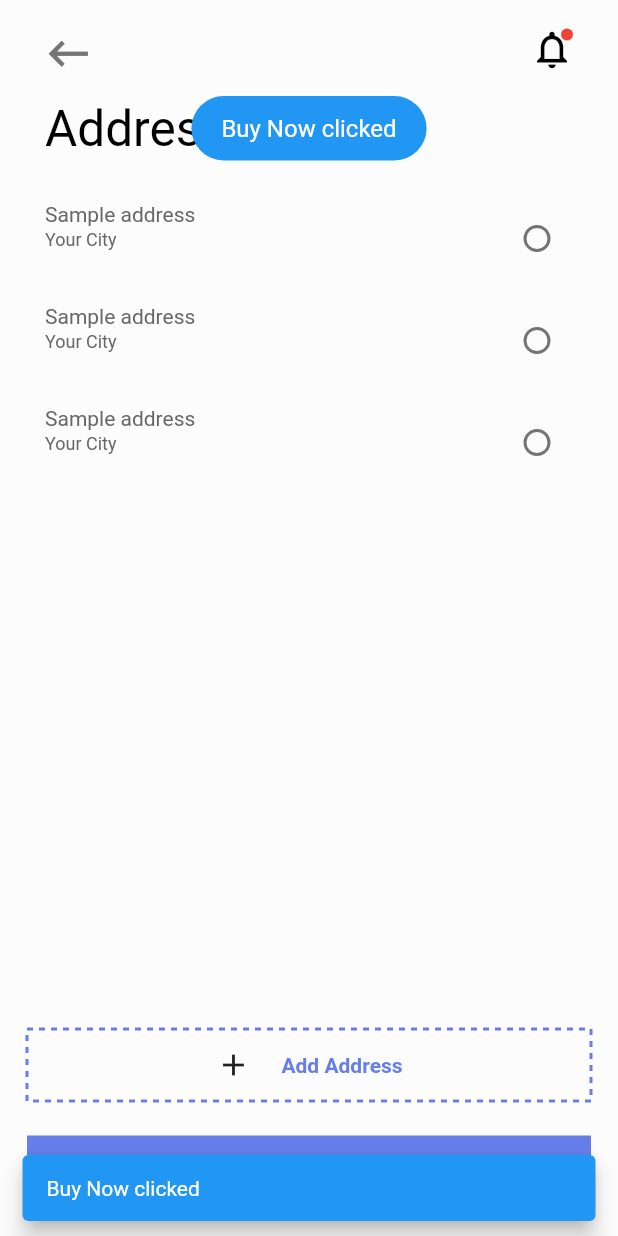
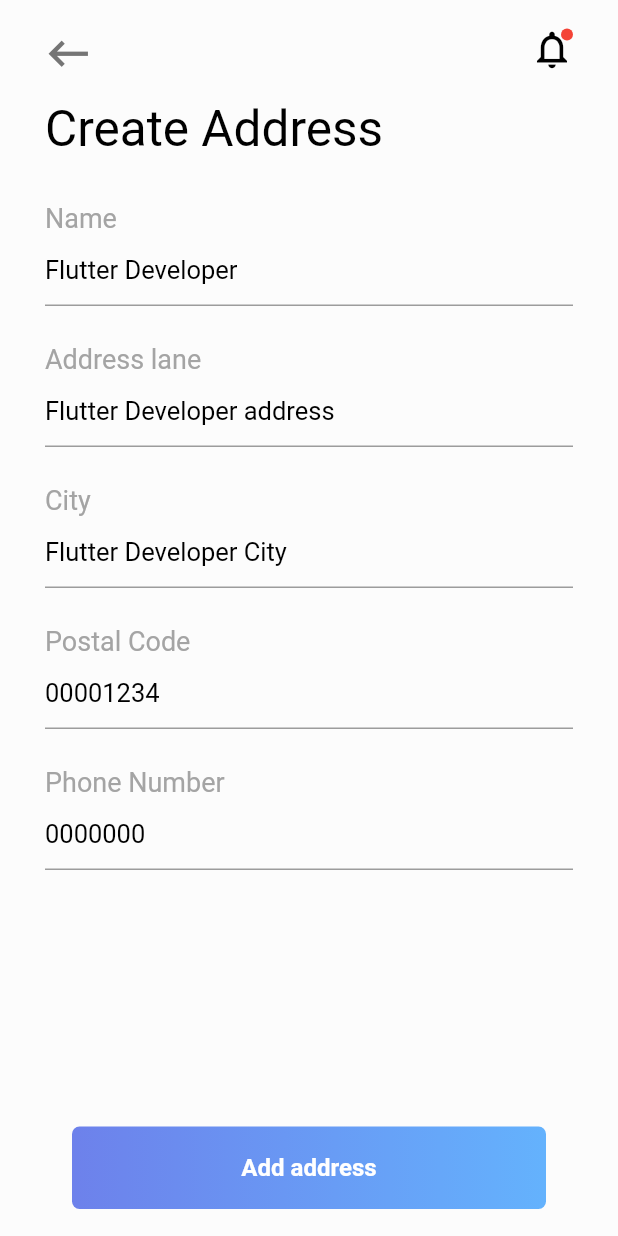
Before and after one commit to Sudesh101999/ecommerce_app_flutter, a Flutter app: the AddressPage screen opened directly, after a tap on "Add Address", on a phone screen of 412 x 824 dp. Run offline on Flutter 3.47's test engine with Material 2 defaults, Android fonts, the phone set to English and light mode, and no system bars; drawn by our look-alikes of dotted_border; our stand-ins replace carousel_slider, fluttertoast, smooth_page_indicator.

Commit message:
address page added and updated

```diff
--- /dev/null
+++ b/lib/add_address_page.dart
@@ -0,0 +1,264 @@
+import 'package:ecommerce_app/address/address_page.dart';
+import 'package:flutter/material.dart';
+import 'package:flutter/services.dart';
+import 'package:fluttertoast/fluttertoast.dart';
+
+class AddAddressPage extends StatefulWidget {
+  const AddAddressPage({Key? key}) : super(key: key);
+
+  @override
+  State<AddAddressPage> createState() => _AddAddressPageState();
+}
+
+class _AddAddressPageState extends State<AddAddressPage> {
+
+  late bool _newNotification = true;
+  late TextEditingController _userNameController,_userAddressController,_userCityController,_userPostalCodeController,_userPhoneNumController;
+
+  @override
+  void initState() {
+    _userNameController = TextEditingController(text: 'Flutter Developer');
+    _userAddressController = TextEditingController(text: 'Flutter Developer address');
+    _userCityController = TextEditingController(text: 'Flutter Developer City');
+    _userPostalCodeController = TextEditingController(text: '00001234');
+    _userPhoneNumController = TextEditingController(text: '0000000');
+  }
+
+
+  @override
+  Widget build(BuildContext context) {
+    SystemChrome.setSystemUIOverlayStyle(const SystemUiOverlayStyle(
+      systemNavigationBarColor: Color(0xFF000000),
+      systemNavigationBarIconBrightness: Brightness.dark,
+      systemNavigationBarDividerColor: null,
+      statusBarColor: Color(0xFFFCFCFC),
+      statusBarIconBrightness: Brightness.dark,
+      statusBarBrightness: Brightness.dark,
+    ));
+    return Scaffold(
+      backgroundColor: Color(0xFFFCFCFC),
+      appBar: AppBar(
+        elevation: 0,
+        automaticallyImplyLeading: false,
+        backgroundColor: Color(0xFFFCFCFC),
+        leading: Padding(
+          padding: const EdgeInsets.only(
+            left: 20,
+            top: 10,
+          ),
+          child: IconButton(
+            icon: Icon(
+              Icons.keyboard_backspace_sharp,
+              size: 35,
+              color: Colors.grey[600],
+            ),
+            onPressed: () => Navigator.of(context).pop(),
+          ),
+        ),
+        actions: [
+          Padding(
+            padding: const EdgeInsets.only(
+              left: 0,
+              top: 10,
+              right: 20,
+            ),
+            child: IconButton(
+              icon: Stack(
+                children: [
+                  if (_newNotification)
+                    Positioned(
+                      right: 1,
+                      top: 1,
+                      child: Container(
+                        decoration: BoxDecoration(
+                            shape: BoxShape.circle, color: Colors.red),
+                        width: 20.0 / 2.5,
+                        height: 20.0 / 2.5,
+                      ),
+                    ),
+                  Icon(
+                    Icons.notifications_none_outlined,
+                    color: Colors.black,
+                    size: 30,
+                  )
+                ],
+              ),
+              onPressed: () {},
+            ),
+          ),
+        ],
+      ),
+      body: Padding(
+        padding: EdgeInsets.only(top: 10,left: 30,right: 30),
+        child: Column(
+          crossAxisAlignment: CrossAxisAlignment.start,
+          children: [
+            Expanded(child: SingleChildScrollView(
+              child: Column(
+                crossAxisAlignment: CrossAxisAlignment.start,
+                children: [
+                  Text(
+                    'Create Address',
+                    style: TextStyle(
+                      fontWeight: FontWeight.normal,
+                      fontSize: 33,
+                      color: Color(0xFF000000),
+                    ),
+                  ),
+                  SizedBox(height: 30,),
+
+                  //Name input
+                  Text(
+                    "Name",
+                    style: TextStyle(
+                      fontSize: 18,
+                      color: Color(0xFFA4A4A4),
+                    ),
+                  ),
+                  TextFormField(
+                    controller: _userNameController,
+                    keyboardType: TextInputType.emailAddress,
+                    style: TextStyle(
+                      fontSize: 17,
+                      color: Colors.black,
+                    ),
+                    decoration: InputDecoration(
+                      hintText: "",
+                      hintStyle: TextStyle(
+                        color: Colors.black,
+                      ),
+                    ),
+                  ),
+
+                  SizedBox(height: 25,),
+                  //address input
+                  Text(
+                    "Address lane",
+                    style: TextStyle(
+                      fontSize: 18,
+                      color: Color(0xFFA4A4A4),
+                    ),
+                  ),
+                  TextFormField(
+                    controller: _userAddressController,
+                    keyboardType: TextInputType.multiline,
+                    style: TextStyle(
+                      fontSize: 17,
+                      color: Colors.black,
+                    ),
+                    decoration: InputDecoration(
+                      hintText: "",
+                      hintStyle: TextStyle(
+                        color: Colors.black,
+                      ),
+                    ),
+                  ),
+                  SizedBox(height: 25,),
+                  //address input
+                  Text(
+                    "City",
+                    style: TextStyle(
+                      fontSize: 18,
+                      color: Color(0xFFA4A4A4),
+                    ),
+                  ),
+                  TextFormField(
+                    controller: _userCityController,
+                    keyboardType: TextInputType.text,
+                    style: TextStyle(
+                      fontSize: 17,
+                      color: Colors.black,
+                    ),
+                    decoration: InputDecoration(
+                      hintText: "",
+                      hintStyle: TextStyle(
+                        color: Colors.black,
+                      ),
+                    ),
+                  ),
+                  SizedBox(height: 25,),
+                  //address input
+                  Text(
+                    "Postal Code",
+                    style: TextStyle(
+                      fontSize: 18,
+                      color: Color(0xFFA4A4A4),
+                    ),
+                  ),
+                  TextFormField(
+                    controller: _userPostalCodeController,
+                    keyboardType: TextInputType.number,
+                    style: TextStyle(
+                      fontSize: 17,
+                      color: Colors.black,
+                    ),
+                    decoration: InputDecoration(
+                      hintText: "",
+                      hintStyle: TextStyle(
+                        color: Colors.black,
+                      ),
+                    ),
+                  ),
+                  SizedBox(height: 25,),
+                  //address input
+                  Text(
+                    "Phone Number",
+                    style: TextStyle(
+                      fontSize: 18,
+                      color: Color(0xFFA4A4A4),
+                    ),
+                  ),
+                  TextFormField(
+                    controller: _userPhoneNumController,
+                    keyboardType: TextInputType.number,
+                    style: TextStyle(
+                      fontSize: 17,
+                      color: Colors.black,
+                    ),
+                    decoration: InputDecoration(
+                      hintText: "",
+                      hintStyle: TextStyle(
+                        color: Colors.black,
+                      ),
+                    ),
+                  ),
+                ],
+              ),
+            )),
+
+            Padding(
+              padding: const EdgeInsets.all(18.0),
+              child: InkWell(
+                onTap: () => Navigator.of(context).pop(),
+                child: Container(
+                  alignment: Alignment.center,
+                  padding: EdgeInsets.all(18),
+                  decoration: BoxDecoration(
+                    borderRadius: BorderRadius.circular(5),
+                    gradient: LinearGradient(
+                        begin: Alignment.topLeft,
+                        end: Alignment.topRight,
+                        colors: [
+                          Color(0xff6d81eb),
+                          Color(0xff64b2fd),
+                        ]
+                    ),
+                  ),
+                  child: Text(
+                    'Add address',
+                    style: TextStyle(
+                      color: Colors.white,
+                      fontSize: 16,
+                      fontWeight: FontWeight.bold,
+                    ),
+                  ),
+                ),
+              ),
+            ),
+
+          ],
+        ),
+      ),
+    );
+  }
+}
--- a/lib/address/address_page.dart
+++ b/lib/address/address_page.dart
@@ -1,4 +1,6 @@
+import 'package:ecommerce_app/add_address_page.dart';
 import 'package:ecommerce_app/address/address_view.dart';
+import 'package:ecommerce_app/payments/payment_page.dart';
 import 'package:flutter/material.dart';
 import 'package:flutter/services.dart';
 import 'package:fluttertoast/fluttertoast.dart';
@@ -116,7 +118,13 @@ class _AddressPageState extends State<AddressPage> {
                 padding: const EdgeInsets.only(left: 18,right: 18,top: 10,bottom: 5),
                 child: InkWell(
                   onTap: () {
-                    showMessage('Buy Now clicked');
+                    setState(() {
+                      //click operation
+                      Navigator.push(
+                          context,
+                          MaterialPageRoute(
+                              builder: (context) => AddAddressPage()));
+                    });
                   },
                   child: DottedBorder(
                     color: Color(0xFF667EEA),//color of dotted/dash line
@@ -150,6 +158,10 @@ class _AddressPageState extends State<AddressPage> {
                 child: InkWell(
                   onTap: () {
                     showMessage('Continue to payment clicked');
+                    Navigator.push(
+                        context,
+                        MaterialPageRoute(
+                            builder: (context) => PaymentPage()));
                   },
                   child: Container(
                     padding: EdgeInsets.only(top: 15, bottom: 15),
--- a/lib/cart/cart_page.dart
+++ b/lib/cart/cart_page.dart
@@ -168,4 +168,5 @@ class _CartPageState extends State<CartPage> {
       ),
     );
   }
+
 }
--- a/lib/login_page.dart
+++ b/lib/login_page.dart
@@ -19,8 +19,8 @@ class _LoginPageState extends State<LoginPage> {
       r'^(([^<>()[\]\\.,;:\s@\"]+(\.[^<>()[\]\\.,;:\s@\"]+)*)|(\".+\"))@((\[[0-9]{1,3}\.[0-9]{1,3}\.[0-9]{1,3}\.[0-9]{1,3}\])|(([a-zA-Z\-0-9]+\.)+[a-zA-Z]{2,}))$');
 
   // _userPasswordController = TextEditingController();
-  late TextEditingController _userEmailController;
-  late TextEditingController _userPasswordController;
+  late TextEditingController _userEmailController,_userPasswordController;
+  // late TextEditingController ;
 
   @override
   void initState() {
--- /dev/null
+++ b/lib/payments/payment_page.dart
@@ -0,0 +1,83 @@
+import 'package:flutter/material.dart';
+import 'package:flutter/services.dart';
+import 'package:fluttertoast/fluttertoast.dart';
+
+class PaymentPage extends StatefulWidget {
+  const PaymentPage({Key? key}) : super(key: key);
+
+  @override
+  State<PaymentPage> createState() => _PaymentPageState();
+}
+
+class _PaymentPageState extends State<PaymentPage> {
+  late bool _newNotification = true;
+
+  @override
+  Widget build(BuildContext context) {
+    SystemChrome.setSystemUIOverlayStyle(const SystemUiOverlayStyle(
+      systemNavigationBarColor: Color(0xFF000000),
+      systemNavigationBarIconBrightness: Brightness.dark,
+      systemNavigationBarDividerColor: null,
+      statusBarColor: Color(0xFFFCFCFC),
+      statusBarIconBrightness: Brightness.dark,
+      statusBarBrightness: Brightness.dark,
+    ));
+    return Scaffold(
+      backgroundColor: Color(0xFFFCFCFC),
+      appBar: AppBar(
+        elevation: 0,
+        automaticallyImplyLeading: false,
+        backgroundColor: Color(0xFFFCFCFC),
+        leading: Padding(
+          padding: const EdgeInsets.only(
+            left: 20,
+            top: 10,
+          ),
+          child: IconButton(
+            icon: Icon(
+              Icons.keyboard_backspace_sharp,
+              size: 35,
+              color: Colors.grey[600],
+            ),
+            onPressed: () => Navigator.of(context).pop(),
+          ),
+        ),
+        actions: [
+          Padding(
+            padding: const EdgeInsets.only(
+              left: 0,
+              top: 10,
+              right: 20,
+            ),
+            child: IconButton(
+              icon: Stack(
+                children: [
+                  if (_newNotification)
+                    Positioned(
+                      right: 1,
+                      top: 1,
+                      child: Container(
+                        decoration: BoxDecoration(
+                            shape: BoxShape.circle, color: Colors.red),
+                        width: 20.0 / 2.5,
+                        height: 20.0 / 2.5,
+                      ),
+                    ),
+                  Icon(
+                    Icons.notifications_none_outlined,
+                    color: Colors.black,
+                    size: 30,
+                  )
+                ],
+              ),
+              onPressed: () {},
+            ),
+          ),
+        ],
+      ),
+      body: Column(
+
+      ),
+    );
+  }
+}
```
Also changed, not shown: lib/address/address_view.dart (+11 -6 lines).
